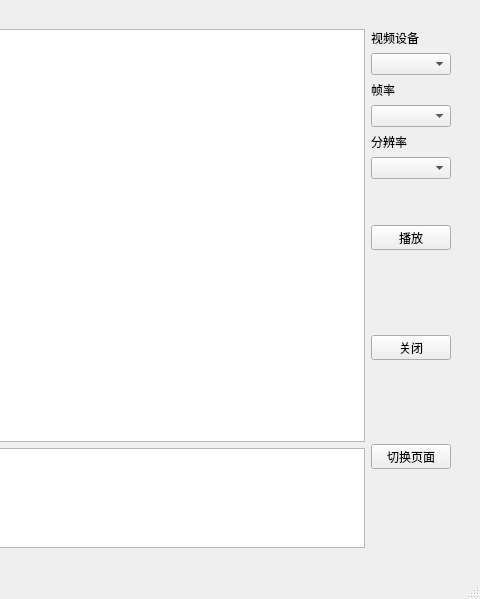
This is window_video.ui in qin343531/qCom as Qt 5 draws it before an edit; both pictures show x 404 to 884 and y 0 to 599 of the 884 by 599 pixel window. The edited form follows.
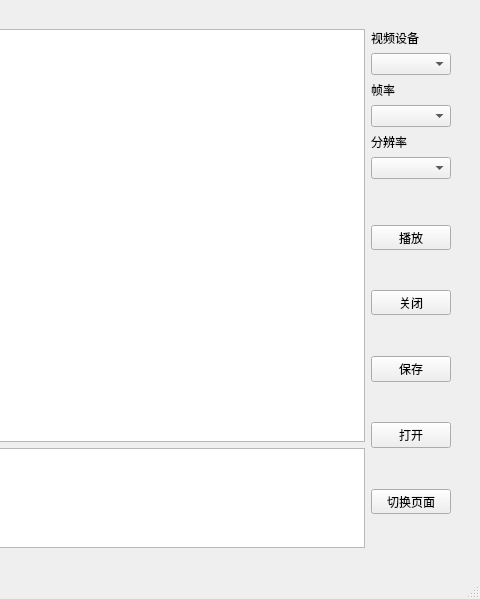
This is the edited form.

Commit message: 在视频终端添加了保存图片和显示文件夹图片功能

Diff of the .ui file:
```diff
--- a/window_video.ui
+++ b/window_video.ui
@@ -283,6 +283,46 @@
           </property>
          </widget>
         </item>
+        <item>
+         <spacer name="verticalSpacer_7">
+          <property name="orientation">
+           <enum>Qt::Vertical</enum>
+          </property>
+          <property name="sizeHint" stdset="0">
+           <size>
+            <width>20</width>
+            <height>40</height>
+           </size>
+          </property>
+         </spacer>
+        </item>
+        <item>
+         <widget class="QPushButton" name="pushButton_save">
+          <property name="text">
+           <string>保存</string>
+          </property>
+         </widget>
+        </item>
+        <item>
+         <spacer name="verticalSpacer_8">
+          <property name="orientation">
+           <enum>Qt::Vertical</enum>
+          </property>
+          <property name="sizeHint" stdset="0">
+           <size>
+            <width>20</width>
+            <height>40</height>
+           </size>
+          </property>
+         </spacer>
+        </item>
+        <item>
+         <widget class="QPushButton" name="pushButton_open">
+          <property name="text">
+           <string>打开</string>
+          </property>
+         </widget>
+        </item>
         <item>
          <spacer name="verticalSpacer_6">
           <property name="orientation">
```
The commit also changes 14 other files.
